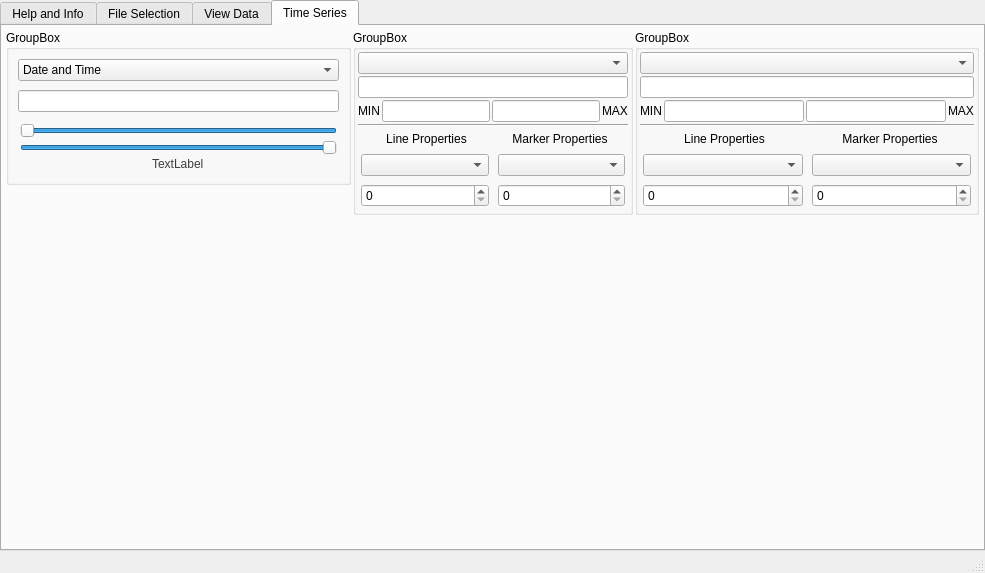
Qt form working/WaveGliderDataAnalysis.ui (WangziMax/WaveGliDA) before a commit.
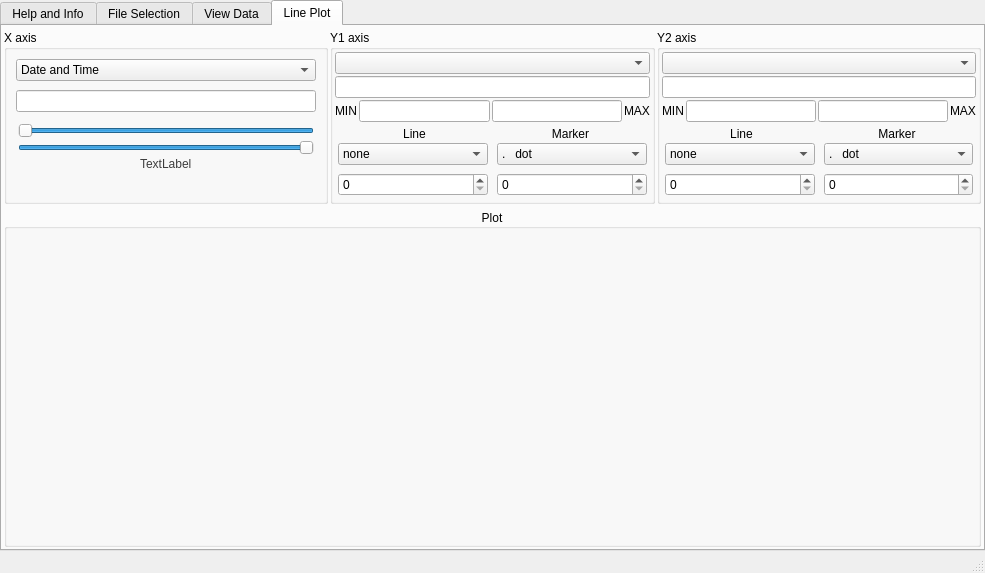
The same form after that commit. The open tabs and pages were chosen to show the change.

Commit message: created a file to read meteorological data

Patch:
```diff
--- a/working/WaveGliderDataAnalysis.ui
+++ b/working/WaveGliderDataAnalysis.ui
@@ -26,11 +26,11 @@
      <verstretch>0</verstretch>
     </sizepolicy>
    </property>
-   <layout class="QVBoxLayout" name="verticalLayout_10">
+   <layout class="QGridLayout" name="gridLayout">
     <property name="margin">
      <number>0</number>
     </property>
-    <item>
+    <item row="0" column="0">
      <widget class="QTabWidget" name="TabWidget">
       <property name="sizePolicy">
        <sizepolicy hsizetype="Expanding" vsizetype="Expanding">
@@ -282,12 +282,21 @@
       </widget>
       <widget class="QWidget" name="TAB_time_series">
        <attribute name="title">
-        <string>Time Series</string>
+        <string>Line Plot</string>
        </attribute>
-       <layout class="QVBoxLayout" name="verticalLayout_21" stretch="1">
+       <layout class="QVBoxLayout" name="verticalLayout_4" stretch="0,1">
         <item>
          <widget class="QWidget" name="widget_18" native="true">
-          <layout class="QHBoxLayout" name="horizontalLayout_11" stretch="1,0,1">
+          <layout class="QHBoxLayout" name="horizontalLayout_11" stretch="1,1,1">
+           <property name="leftMargin">
+            <number>0</number>
+           </property>
+           <property name="rightMargin">
+            <number>0</number>
+           </property>
+           <property name="bottomMargin">
+            <number>3</number>
+           </property>
            <item>
             <widget class="QWidget" name="widget_6" native="true">
              <layout class="QVBoxLayout" name="verticalLayout_11">
@@ -300,7 +309,7 @@
               <item>
                <widget class="QGroupBox" name="groupBox_2">
                 <property name="title">
-                 <string>GroupBox</string>
+                 <string>X axis</string>
                 </property>
                 <layout class="QVBoxLayout" name="verticalLayout_7">
                  <property name="spacing">
@@ -360,7 +369,7 @@
                     <item alignment="Qt::AlignHCenter">
                      <widget class="QLabel" name="label_13">
                       <property name="sizePolicy">
-                       <sizepolicy hsizetype="Expanding" vsizetype="Expanding">
+                       <sizepolicy hsizetype="Expanding" vsizetype="MinimumExpanding">
                         <horstretch>0</horstretch>
                         <verstretch>0</verstretch>
                        </sizepolicy>
@@ -405,6 +414,9 @@
                       <property name="text">
                        <string>TextLabel</string>
                       </property>
+                      <property name="alignment">
+                       <set>Qt::AlignLeading|Qt::AlignLeft|Qt::AlignTop</set>
+                      </property>
                      </widget>
                     </item>
                    </layout>
@@ -413,51 +425,6 @@
                 </layout>
                </widget>
               </item>
-              <item>
-               <widget class="QWidget" name="widget_17" native="true">
-                <layout class="QGridLayout" name="gridLayout">
-                 <item row="1" column="0">
-                  <spacer name="horizontalSpacer">
-                   <property name="orientation">
-                    <enum>Qt::Horizontal</enum>
-                   </property>
-                   <property name="sizeHint" stdset="0">
-                    <size>
-                     <width>286</width>
-                     <height>20</height>
-                    </size>
-                   </property>
-                  </spacer>
-                 </item>
-                 <item row="0" column="0">
-                  <spacer name="verticalSpacer_6">
-                   <property name="orientation">
-                    <enum>Qt::Vertical</enum>
-                   </property>
-                   <property name="sizeHint" stdset="0">
-                    <size>
-                     <width>20</width>
-                     <height>220</height>
-                    </size>
-                   </property>
-                  </spacer>
-                 </item>
-                </layout>
-               </widget>
-              </item>
-              <item>
-               <spacer name="verticalSpacer">
-                <property name="orientation">
-                 <enum>Qt::Vertical</enum>
-                </property>
-                <property name="sizeHint" stdset="0">
-                 <size>
-                  <width>20</width>
-                  <height>261</height>
-                 </size>
-                </property>
-               </spacer>
-              </item>
              </layout>
             </widget>
            </item>
@@ -466,7 +433,7 @@
              <item>
               <widget class="QGroupBox" name="groupBox_8">
                <property name="title">
-                <string>GroupBox</string>
+                <string>Y1 axis</string>
                </property>
                <layout class="QVBoxLayout" name="verticalLayout_24">
                 <item>
@@ -500,25 +467,27 @@
                  </layout>
                 </item>
                 <item>
-                 <widget class="Line" name="line">
-                  <property name="orientation">
-                   <enum>Qt::Horizontal</enum>
-                  </property>
-                 </widget>
-                </item>
-                <item>
-                 <widget class="QWidget" name="widget_14" native="true">
-                  <layout class="QHBoxLayout" name="horizontalLayout_29">
+                 <widget class="QWidget" name="widget_22" native="true">
+                  <layout class="QHBoxLayout" name="horizontalLayout_33">
                    <property name="spacing">
                     <number>3</number>
                    </property>
-                   <property name="margin">
+                   <property name="leftMargin">
                     <number>3</number>
                    </property>
+                   <property name="topMargin">
+                    <number>3</number>
+                   </property>
+                   <property name="rightMargin">
+                    <number>3</number>
+                   </property>
+                   <property name="bottomMargin">
+                    <number>0</number>
+                   </property>
                    <item>
-                    <widget class="QLabel" name="label_16">
+                    <widget class="QLabel" name="label_18">
                      <property name="text">
-                      <string>Line Properties</string>
+                      <string>Line</string>
                      </property>
                      <property name="alignment">
                       <set>Qt::AlignCenter</set>
@@ -526,9 +495,9 @@
                     </widget>
                    </item>
                    <item>
-                    <widget class="QLabel" name="label_17">
+                    <widget class="QLabel" name="label_19">
                      <property name="text">
-                      <string>Marker Properties</string>
+                      <string>Marker</string>
                      </property>
                      <property name="alignment">
                       <set>Qt::AlignCenter</set>
@@ -544,14 +513,75 @@
                    <property name="spacing">
                     <number>9</number>
                    </property>
-                   <property name="margin">
+                   <property name="leftMargin">
+                    <number>3</number>
+                   </property>
+                   <property name="topMargin">
+                    <number>0</number>
+                   </property>
+                   <property name="rightMargin">
+                    <number>3</number>
+                   </property>
+                   <property name="bottomMargin">
                     <number>3</number>
                    </property>
                    <item>
-                    <widget class="QComboBox" name="comboBox_13"/>
+                    <widget class="QComboBox" name="comboBox_17">
+                     <item>
+                      <property name="text">
+                       <string>none</string>
+                      </property>
+                     </item>
+                     <item>
+                      <property name="text">
+                       <string>-    line</string>
+                      </property>
+                     </item>
+                     <item>
+                      <property name="text">
+                       <string>--  dashed</string>
+                      </property>
+                     </item>
+                     <item>
+                      <property name="text">
+                       <string>:    dotted</string>
+                      </property>
+                     </item>
+                    </widget>
                    </item>
                    <item>
-                    <widget class="QComboBox" name="comboBox_14"/>
+                    <widget class="QComboBox" name="comboBox_18">
+                     <item>
+                      <property name="text">
+                       <string>.   dot</string>
+                      </property>
+                     </item>
+                     <item>
+                      <property name="text">
+                       <string>o  circle</string>
+                      </property>
+                     </item>
+                     <item>
+                      <property name="text">
+                       <string>^ triangle</string>
+                      </property>
+                     </item>
+                     <item>
+                      <property name="text">
+                       <string>s  square</string>
+                      </property>
+                     </item>
+                     <item>
+                      <property name="text">
+                       <string>+ crosses</string>
+                      </property>
+                     </item>
+                     <item>
+                      <property name="text">
+                       <string>none</string>
+                      </property>
+                     </item>
+                    </widget>
                    </item>
                   </layout>
                  </widget>
@@ -577,19 +607,6 @@
                </layout>
               </widget>
              </item>
-             <item>
-              <spacer name="verticalSpacer_7">
-               <property name="orientation">
-                <enum>Qt::Vertical</enum>
-               </property>
-               <property name="sizeHint" stdset="0">
-                <size>
-                 <width>20</width>
-                 <height>40</height>
-                </size>
-               </property>
-              </spacer>
-             </item>
             </layout>
            </item>
            <item>
@@ -597,7 +614,7 @@
              <item>
               <widget class="QGroupBox" name="groupBox_7">
                <property name="title">
-                <string>GroupBox</string>
+                <string>Y2 axis</string>
                </property>
                <layout class="QVBoxLayout" name="verticalLayout_23">
                 <item>
@@ -630,26 +647,28 @@
                   </item>
                  </layout>
                 </item>
-                <item>
-                 <widget class="Line" name="line_2">
-                  <property name="orientation">
-                   <enum>Qt::Horizontal</enum>
-                  </property>
-                 </widget>
-                </item>
                 <item>
                  <widget class="QWidget" name="widget_13" native="true">
                   <layout class="QHBoxLayout" name="horizontalLayout_25">
                    <property name="spacing">
                     <number>3</number>
                    </property>
-                   <property name="margin">
+                   <property name="leftMargin">
                     <number>3</number>
                    </property>
+                   <property name="topMargin">
+                    <number>3</number>
+                   </property>
+                   <property name="rightMargin">
+                    <number>3</number>
+                   </property>
+                   <property name="bottomMargin">
+                    <number>0</number>
+                   </property>
                    <item>
                     <widget class="QLabel" name="label_11">
                      <property name="text">
-                      <string>Line Properties</string>
+                      <string>Line</string>
                      </property>
                      <property name="alignment">
                       <set>Qt::AlignCenter</set>
@@ -659,7 +678,7 @@
                    <item>
                     <widget class="QLabel" name="label_12">
                      <property name="text">
-                      <string>Marker Properties</string>
+                      <string>Marker</string>
                      </property>
                      <property name="alignment">
                       <set>Qt::AlignCenter</set>
@@ -675,14 +694,75 @@
                    <property name="spacing">
                     <number>9</number>
                    </property>
-                   <property name="margin">
+                   <property name="leftMargin">
+                    <number>3</number>
+                   </property>
+                   <property name="topMargin">
+                    <number>0</number>
+                   </property>
+                   <property name="rightMargin">
+                    <number>3</number>
+                   </property>
+                   <property name="bottomMargin">
                     <number>3</number>
                    </property>
                    <item>
-                    <widget class="QComboBox" name="comboBox_10"/>
+                    <widget class="QComboBox" name="comboBox_15">
+                     <item>
+                      <property name="text">
+                       <string>none</string>
+                      </property>
+                     </item>
+                     <item>
+                      <property name="text">
+                       <string>-    line</string>
+                      </property>
+                     </item>
+                     <item>
+                      <property name="text">
+                       <string>--  dashed</string>
+                      </property>
+                     </item>
+                     <item>
+                      <property name="text">
+                       <string>:    dotted</string>
+                      </property>
+                     </item>
+                    </widget>
                    </item>
                    <item>
-                    <widget class="QComboBox" name="comboBox_11"/>
+                    <widget class="QComboBox" name="comboBox_16">
+                     <item>
+                      <property name="text">
+                       <string>.   dot</string>
+                      </property>
+                     </item>
+                     <item>
+                      <property name="text">
+                       <string>o  circle</string>
+                      </property>
+                     </item>
+                     <item>
+                      <property name="text">
+                       <string>^ triangle</string>
+                      </property>
+                     </item>
+                     <item>
+                      <property name="text">
+                       <string>s  square</string>
+                      </property>
+                     </item>
+                     <item>
+                      <property name="text">
+                       <string>+ crosses</string>
+                      </property>
+                     </item>
+                     <item>
+                      <property name="text">
+                       <string>none</string>
+                      </property>
+                     </item>
+                    </widget>
                    </item>
                   </layout>
                  </widget>
@@ -708,24 +788,39 @@
                </layout>
               </widget>
              </item>
-             <item>
-              <spacer name="verticalSpacer_5">
-               <property name="orientation">
-                <enum>Qt::Vertical</enum>
-               </property>
-               <property name="sizeHint" stdset="0">
-                <size>
-                 <width>20</width>
-                 <height>40</height>
-                </size>
-               </property>
-              </spacer>
-             </item>
             </layout>
            </item>
           </layout>
          </widget>
         </item>
+        <item>
+         <widget class="QGroupBox" name="FRAME_plot">
+          <property name="title">
+           <string>Plot</string>
+          </property>
+          <property name="alignment">
+           <set>Qt::AlignCenter</set>
+          </property>
+          <layout class="QHBoxLayout" name="horizontalLayout_6">
+           <property name="topMargin">
+            <number>3</number>
+           </property>
+           <item>
+            <spacer name="verticalSpacer">
+             <property name="orientation">
+              <enum>Qt::Vertical</enum>
+             </property>
+             <property name="sizeHint" stdset="0">
+              <size>
+               <width>20</width>
+               <height>261</height>
+              </size>
+             </property>
+            </spacer>
+           </item>
+          </layout>
+         </widget>
+        </item>
        </layout>
       </widget>
      </widget>
```
Left out of the diff: 75 changed lines with no effect on the pictures. The commit also changes 2 other files.
